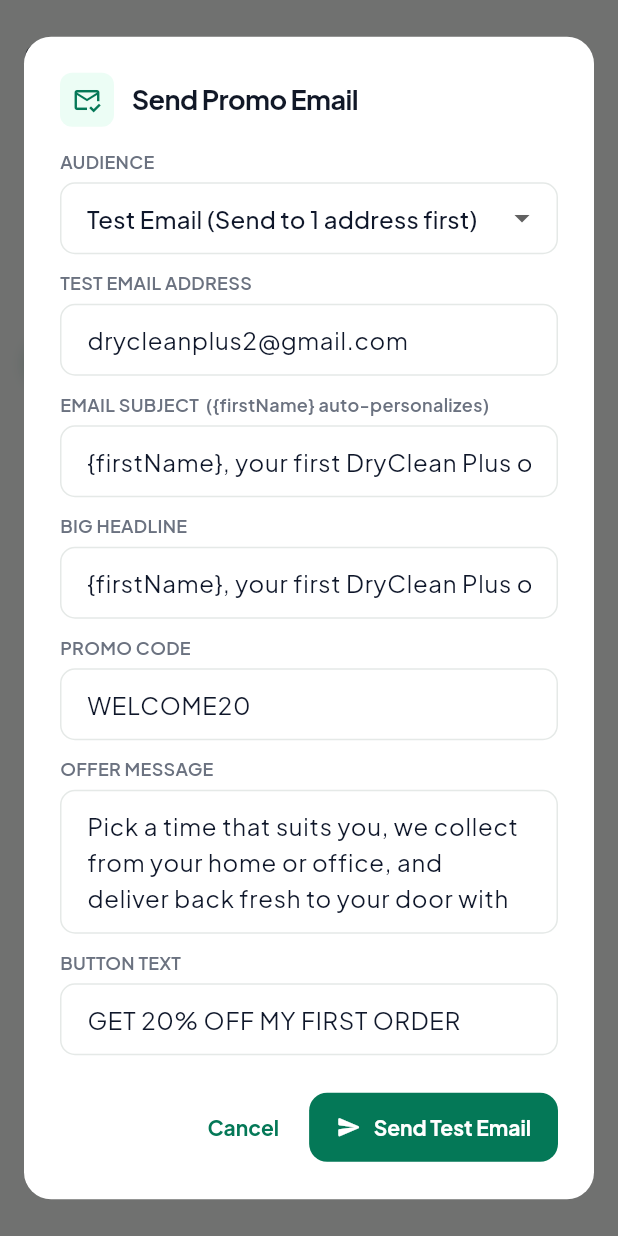
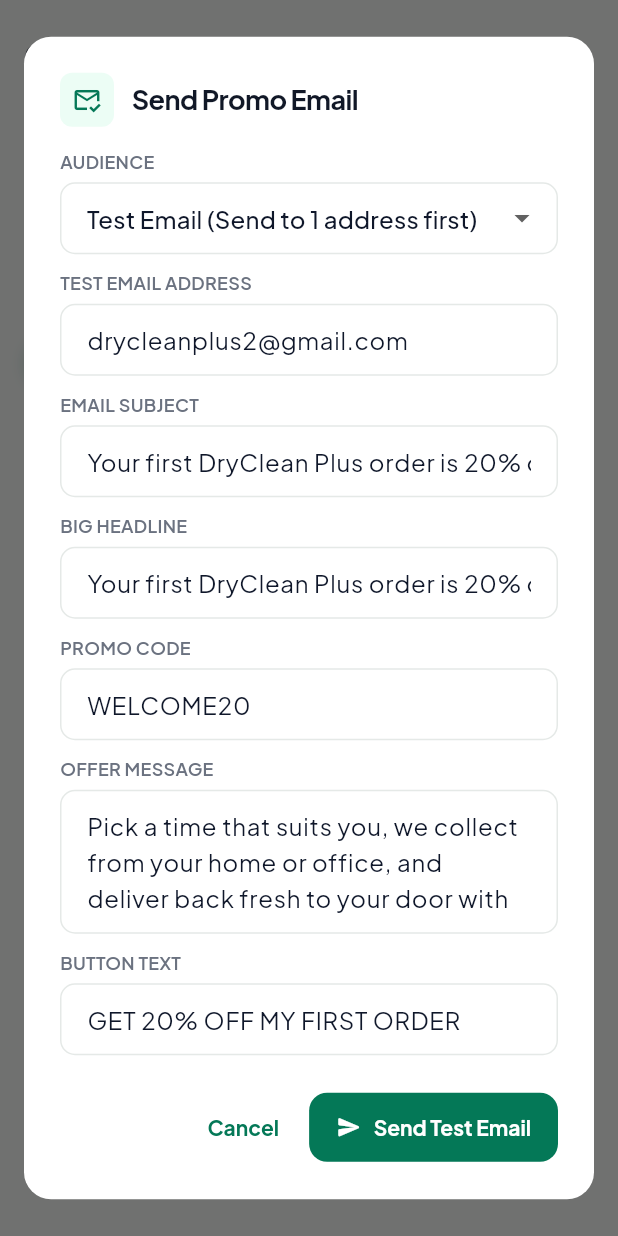
Before and after one commit to sijaan2830/dryclean-admin, a Flutter app: the OffersScreenRealtime screen opened directly, after a tap on "Promo Email", on a phone screen of 412 x 824 dp. Run offline on Flutter 3.47's test engine with Material 3 defaults, Android fonts, the phone set to English and light mode, and no system bars; our stand-ins replace cloud_firestore, cloud_functions, firebase_auth, firebase_core, fl_chart, flutter_map and 4 more; missing offline and left inert: dart:js_interop; accounts and stored records are empty.

Commit message:
Hide raw template variables from Promo Email dialog fields

```diff
--- a/lib/screens/offers_screen_realtime.dart
+++ b/lib/screens/offers_screen_realtime.dart
@@ -876,11 +876,11 @@ class _OffersScreenRealtimeState extends State<OffersScreenRealtime> {
   }
 
   void _showPromoEmailDialog(List<Map<String, dynamic>> offers) {
-    final subjectCtrl = TextEditingController(text: '{firstName}, your first DryClean Plus order is 20% off');
-    final headlineCtrl = TextEditingController(text: '{firstName}, your first DryClean Plus order is 20% off.');
+    final subjectCtrl = TextEditingController(text: 'Your first DryClean Plus order is 20% off 🧺');
+    final headlineCtrl = TextEditingController(text: 'Your first DryClean Plus order is 20% off.');
     final codeCtrl = TextEditingController(text: 'WELCOME20');
     final bodyCtrl = TextEditingController(
-        text: 'Pick a time that suits you, we collect from your home or office, and deliver back fresh to your door with free delivery. Add code {code} at checkout to get 20% off your first order.');
+        text: 'Pick a time that suits you, we collect from your home or office, and deliver back fresh to your door with free delivery. Use code WELCOME20 at checkout to get 20% off your first order.');
     final ctaCtrl = TextEditingController(text: 'GET 20% OFF MY FIRST ORDER');
     final testEmailCtrl = TextEditingController(text: 'drycleanplus2@gmail.com');
     String audience = 'test'; // 'test' | 'first_order' | 'all'
@@ -941,9 +941,9 @@ class _OffersScreenRealtimeState extends State<OffersScreenRealtime> {
                         setS(() {
                           selectedOfferId = id;
                           codeCtrl.text = code;
-                          subjectCtrl.text = '{firstName}, enjoy $disc on your DryClean Plus order 🧺';
-                          headlineCtrl.text = '{firstName}, $title — $disc!';
-                          bodyCtrl.text = 'Pick a time that suits you, we collect from your home or office, and deliver back fresh to your door with free delivery. Add code {code} at checkout to get $disc your order.';
+                          subjectCtrl.text = 'Enjoy $disc on your DryClean Plus order 🧺';
+                          headlineCtrl.text = '$title — $disc!';
+                          bodyCtrl.text = 'Pick a time that suits you, we collect from your home or office, and deliver back fresh to your door with free delivery. Use code $code at checkout to get $disc your order.';
                           ctaCtrl.text = 'CLAIM $disc WITH $code';
                         });
                       },
@@ -967,7 +967,7 @@ class _OffersScreenRealtimeState extends State<OffersScreenRealtime> {
                     TextField(controller: testEmailCtrl, decoration: _inputDeco(hint: 'drycleanplus2@gmail.com')),
                   ],
                   const SizedBox(height: 12),
-                  _label('EMAIL SUBJECT  ({firstName} auto-personalizes)'),
+                  _label('EMAIL SUBJECT'),
                   TextField(controller: subjectCtrl, decoration: _inputDeco()),
                   const SizedBox(height: 12),
                   _label('BIG HEADLINE'),
```
